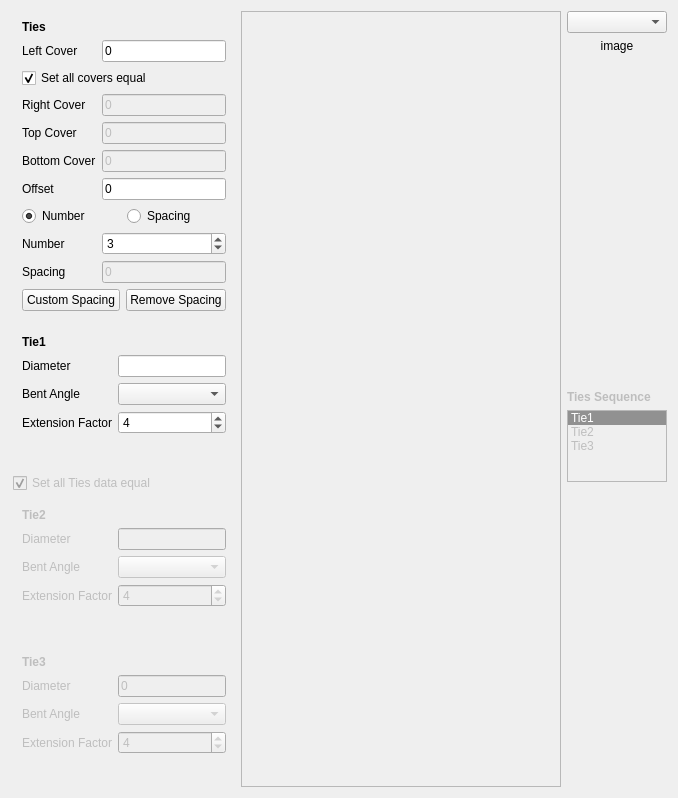
This is ColumnReinforcement/Ties.ui in amrit3701/FreeCAD-Reinforcement as Qt 5 draws it before an edit. The edited form follows.
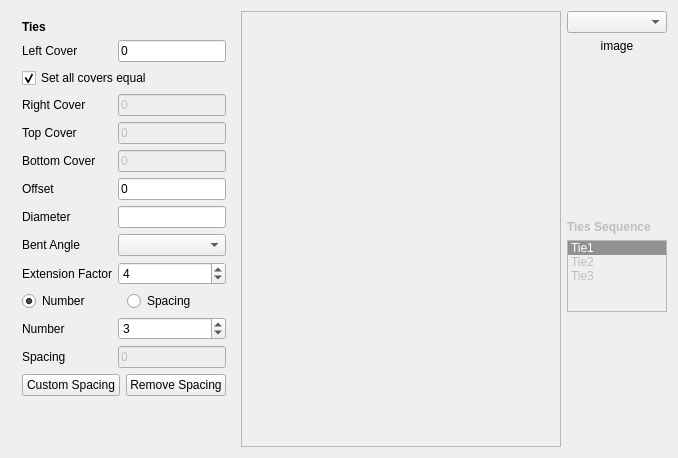
This is the edited form. Custom widgets are drawn as their Qt base class.

Commit message:
Set properties of both ties equal
- Set diameter, Bent Angle and Extension Factor of both ties equal
as suggested here:
https://forum.freecadweb.org/viewtopic.php?f=8&t=35077&start=150#p320290
https://forum.freecadweb.org/viewtopic.php?f=8&t=35077&p=321718#p321724

Patch:
```diff
--- a/ColumnReinforcement/Ties.ui
+++ b/ColumnReinforcement/Ties.ui
@@ -7,7 +7,7 @@
     <x>0</x>
     <y>0</y>
     <width>678</width>
-    <height>798</height>
+    <height>458</height>
    </rect>
   </property>
   <property name="sizePolicy">
@@ -195,6 +195,16 @@
            </property>
           </widget>
          </item>
+         <item row="2" column="0" colspan="2">
+          <widget class="QCheckBox" name="ties_allCoversEqual">
+           <property name="text">
+            <string>Set all covers equal</string>
+           </property>
+           <property name="checked">
+            <bool>true</bool>
+           </property>
+          </widget>
+         </item>
          <item row="3" column="0">
           <widget class="QLabel" name="ties_rightCoverLabel">
            <property name="text">
@@ -272,7 +282,7 @@
            </property>
           </widget>
          </item>
-         <item row="7" column="0" colspan="2">
+         <item row="11" column="0" colspan="2">
           <layout class="QHBoxLayout" name="horizontalLayout">
            <item>
             <widget class="Gui::PrefRadioButton" name="ties_number_radio">
@@ -299,14 +309,14 @@
            </item>
           </layout>
          </item>
-         <item row="8" column="0">
+         <item row="12" column="0">
           <widget class="QLabel" name="ties_numberLabel">
            <property name="text">
             <string>Number</string>
            </property>
           </widget>
          </item>
-         <item row="8" column="1">
+         <item row="12" column="1">
           <widget class="Gui::PrefSpinBox" name="ties_number">
            <property name="enabled">
             <bool>true</bool>
@@ -316,14 +326,14 @@
            </property>
           </widget>
          </item>
-         <item row="9" column="0">
+         <item row="13" column="0">
           <widget class="QLabel" name="ties_spacingLabel">
            <property name="text">
             <string>Spacing</string>
            </property>
           </widget>
          </item>
-         <item row="9" column="1">
+         <item row="13" column="1">
           <widget class="Gui::InputField" name="ties_spacing">
            <property name="enabled">
             <bool>false</bool>
@@ -336,7 +346,7 @@
            </property>
           </widget>
          </item>
-         <item row="10" column="0" colspan="2">
+         <item row="14" column="0" colspan="2">
           <layout class="QHBoxLayout" name="horizontalLayout_2">
            <item>
             <widget class="QPushButton" name="ties_customSpacing">
@@ -372,209 +382,41 @@
            </item>
           </layout>
          </item>
-         <item row="2" column="0" colspan="2">
-          <widget class="QCheckBox" name="ties_allCoversEqual">
+         <item row="8" column="0">
+          <widget class="QLabel" name="ties_bentAngleLabel">
            <property name="text">
-            <string>Set all covers equal</string>
-           </property>
-           <property name="checked">
-            <bool>true</bool>
-           </property>
-          </widget>
-         </item>
-        </layout>
-       </widget>
-      </item>
-      <item>
-       <widget class="QWidget" name="tie1_dataWidget" native="true">
-        <property name="enabled">
-         <bool>true</bool>
-        </property>
-        <layout class="QFormLayout" name="formLayout_4">
-         <item row="0" column="0" colspan="2">
-          <widget class="QLabel" name="tie1_heading">
-           <property name="font">
-            <font>
-             <weight>75</weight>
-             <bold>true</bold>
-            </font>
-           </property>
-           <property name="text">
-            <string>Tie1</string>
-           </property>
-          </widget>
-         </item>
-         <item row="1" column="0">
-          <widget class="QLabel" name="tie1_diameterLabel">
-           <property name="text">
-            <string>Diameter</string>
-           </property>
-          </widget>
-         </item>
-         <item row="1" column="1">
-          <widget class="Gui::InputField" name="tie1_diameter">
-           <property name="unit" stdset="0">
-            <string notr="true"/>
-           </property>
-          </widget>
-         </item>
-         <item row="2" column="0">
-          <widget class="QLabel" name="tie1_bentAngleLabel">
-           <property name="text">
             <string>Bent Angle</string>
            </property>
           </widget>
          </item>
-         <item row="2" column="1">
-          <widget class="Gui::PrefComboBox" name="tie1_bentAngle"/>
+         <item row="8" column="1">
+          <widget class="Gui::PrefComboBox" name="ties_bentAngle"/>
          </item>
-         <item row="3" column="0">
-          <widget class="QLabel" name="tie1_extensionFactorLabel">
+         <item row="9" column="0">
+          <widget class="QLabel" name="ties_extensionFactorLabel">
            <property name="text">
             <string>Extension Factor</string>
            </property>
           </widget>
          </item>
-         <item row="3" column="1">
-          <widget class="Gui::PrefSpinBox" name="tie1_extensionFactor">
+         <item row="9" column="1">
+          <widget class="Gui::PrefSpinBox" name="ties_extensionFactor">
            <property name="value">
             <number>4</number>
            </property>
           </widget>
          </item>
-        </layout>
-       </widget>
-      </item>
-      <item>
-       <widget class="QCheckBox" name="ties_allTiesDataEqual">
-        <property name="enabled">
-         <bool>false</bool>
-        </property>
-        <property name="text">
-         <string>Set all Ties data equal</string>
-        </property>
-        <property name="checked">
-         <bool>true</bool>
-        </property>
-       </widget>
-      </item>
-      <item>
-       <widget class="QWidget" name="tie2_dataWidget" native="true">
-        <property name="enabled">
-         <bool>false</bool>
-        </property>
-        <layout class="QFormLayout" name="formLayout_3">
-         <item row="1" column="0">
-          <widget class="QLabel" name="tie2_diameterLabel">
+         <item row="7" column="0">
+          <widget class="QLabel" name="ties_diameterLabel">
            <property name="text">
             <string>Diameter</string>
            </property>
           </widget>
          </item>
-         <item row="1" column="1">
-          <widget class="Gui::InputField" name="tie2_diameter">
+         <item row="7" column="1">
+          <widget class="Gui::InputField" name="ties_diameter">
            <property name="unit" stdset="0">
             <string notr="true"/>
-           </property>
-          </widget>
-         </item>
-         <item row="2" column="0">
-          <widget class="QLabel" name="tie2_bentAngleLabel">
-           <property name="text">
-            <string>Bent Angle</string>
-           </property>
-          </widget>
-         </item>
-         <item row="2" column="1">
-          <widget class="Gui::PrefComboBox" name="tie2_bentAngle"/>
-         </item>
-         <item row="3" column="0">
-          <widget class="QLabel" name="tie2_extensionFactorLabel">
-           <property name="text">
-            <string>Extension Factor</string>
-           </property>
-          </widget>
-         </item>
-         <item row="3" column="1">
-          <widget class="Gui::PrefSpinBox" name="tie2_extensionFactor">
-           <property name="value">
-            <number>4</number>
-           </property>
-          </widget>
-         </item>
-         <item row="0" column="0" colspan="2">
-          <widget class="QLabel" name="tie2_heading">
-           <property name="font">
-            <font>
-             <weight>75</weight>
-             <bold>true</bold>
-            </font>
-           </property>
-           <property name="text">
-            <string>Tie2</string>
-           </property>
-          </widget>
-         </item>
-        </layout>
-       </widget>
-      </item>
-      <item>
-       <widget class="QWidget" name="tie3_dataWidget" native="true">
-        <property name="enabled">
-         <bool>false</bool>
-        </property>
-        <layout class="QFormLayout" name="formLayout_2">
-         <item row="1" column="0">
-          <widget class="QLabel" name="tie3_diameterLabel">
-           <property name="text">
-            <string>Diameter</string>
-           </property>
-          </widget>
-         </item>
-         <item row="1" column="1">
-          <widget class="Gui::InputField" name="tie3_diameter">
-           <property name="text">
-            <string>0 </string>
-           </property>
-           <property name="unit" stdset="0">
-            <string notr="true"/>
-           </property>
-          </widget>
-         </item>
-         <item row="2" column="0">
-          <widget class="QLabel" name="tie3_bentAngleLabel">
-           <property name="text">
-            <string>Bent Angle</string>
-           </property>
-          </widget>
-         </item>
-         <item row="2" column="1">
-          <widget class="Gui::PrefComboBox" name="tie3_bentAngle"/>
-         </item>
-         <item row="3" column="0">
-          <widget class="QLabel" name="tie3_extensionFactorLabel">
-           <property name="text">
-            <string>Extension Factor</string>
-           </property>
-          </widget>
-         </item>
-         <item row="3" column="1">
-          <widget class="Gui::PrefSpinBox" name="tie3_extensionFactor">
-           <property name="value">
-            <number>4</number>
-           </property>
-          </widget>
-         </item>
-         <item row="0" column="0" colspan="2">
-          <widget class="QLabel" name="tie3_heading">
-           <property name="font">
-            <font>
-             <weight>75</weight>
-             <bold>true</bold>
-            </font>
-           </property>
-           <property name="text">
-            <string>Tie3</string>
            </property>
           </widget>
          </item>
@@ -619,7 +461,7 @@
         <x>0</x>
         <y>0</y>
         <width>260</width>
-        <height>778</height>
+        <height>438</height>
        </rect>
       </property>
      </widget>
```
The commit also changes 1 other file.
